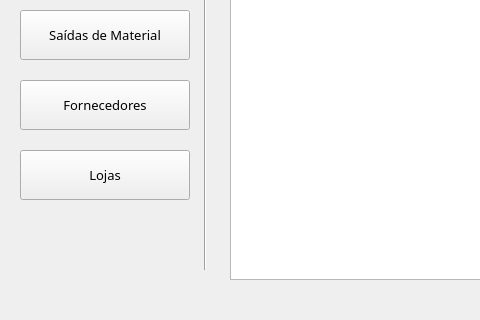
Qt form Interfaces/formPrincipal.ui (broski606/Projeto_Final_PSI) before a commit; both pictures show x 0 to 480 and y 280 to 600 of the 800 by 600 pixel window.
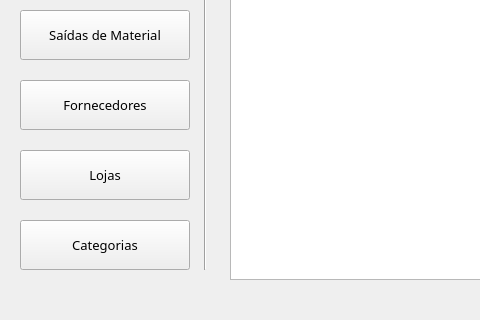
The same form after that commit. Icons and pictures are not drawn.

Commit message: alteração no form principal, para adicionar o botão das categorias

```diff
--- a/Interfaces/formPrincipal.ui
+++ b/Interfaces/formPrincipal.ui
@@ -320,25 +320,6 @@
      </rect>
     </property>
    </widget>
-   <widget class="QLabel" name="label_3">
-    <property name="geometry">
-     <rect>
-      <x>20</x>
-      <y>500</y>
-      <width>170</width>
-      <height>50</height>
-     </rect>
-    </property>
-    <property name="text">
-     <string/>
-    </property>
-    <property name="pixmap">
-     <pixmap>Imagens/barra.jpg</pixmap>
-    </property>
-    <property name="scaledContents">
-     <bool>true</bool>
-    </property>
-   </widget>
    <widget class="QPushButton" name="pushButton_Utilizadores">
     <property name="geometry">
      <rect>
@@ -453,6 +434,25 @@
      <string>Novo</string>
     </property>
    </widget>
+   <widget class="QPushButton" name="pushButton_Categorias">
+    <property name="geometry">
+     <rect>
+      <x>20</x>
+      <y>500</y>
+      <width>170</width>
+      <height>50</height>
+     </rect>
+    </property>
+    <property name="font">
+     <font>
+      <family>OCR A Extended</family>
+      <pointsize>10</pointsize>
+     </font>
+    </property>
+    <property name="text">
+     <string>Categorias</string>
+    </property>
+   </widget>
   </widget>
   <widget class="QStatusBar" name="statusbar"/>
  </widget>
```
The commit also changes 1 other file.
